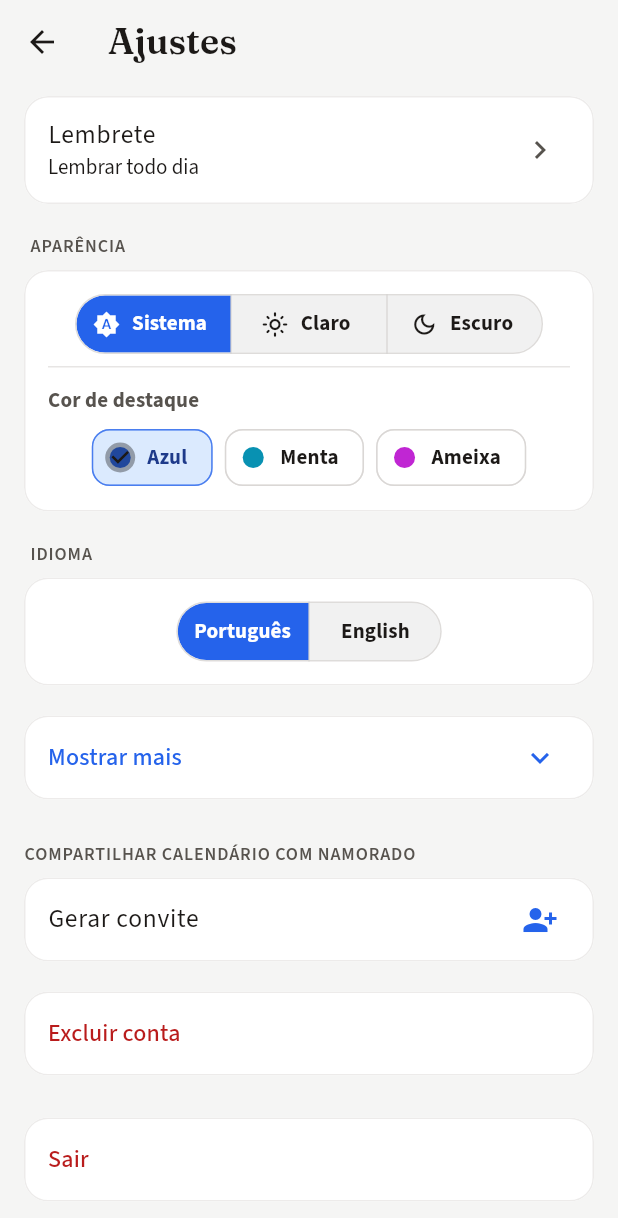
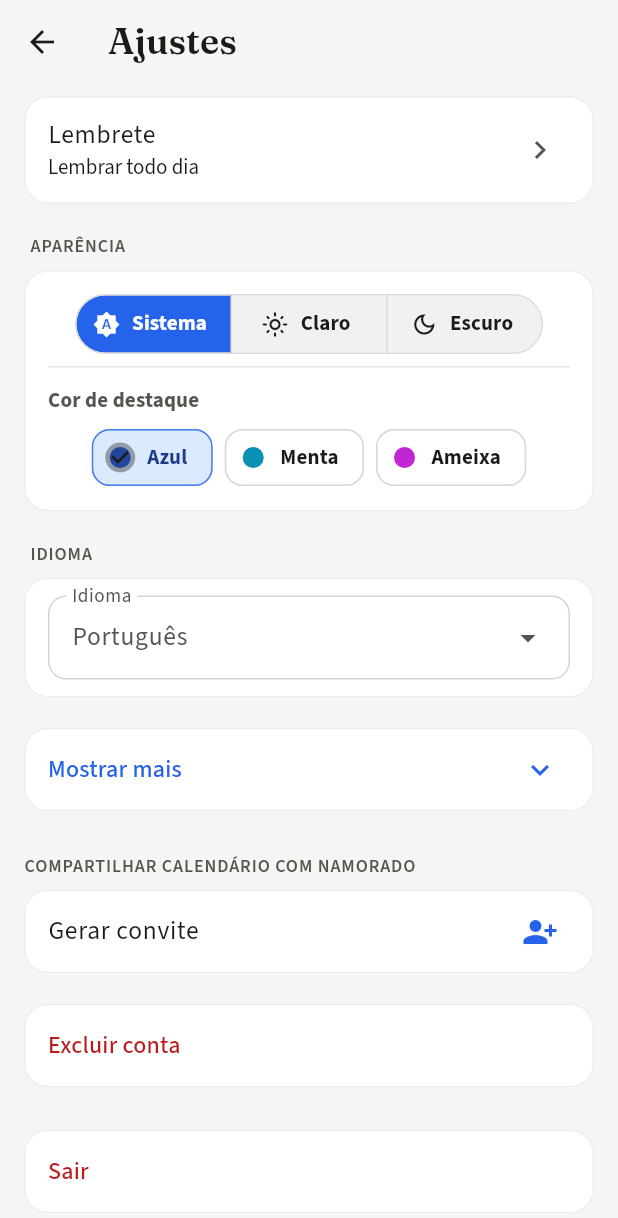
Before and after one commit to jobucaldas/217, a Flutter app: the screen it shows after launch, after a tap on the "settings" icon, on a phone screen of 412 x 824 dp. Shown: the top 1218 px of the screen. Run offline on Flutter 3.47's test engine with Material 3 defaults, Android fonts, the phone set to English and light mode, and no system bars; our stand-ins replace flutter_local_notifications, flutter_secure_storage, flutter_timezone, google_fonts, timezone; missing offline and left inert: dart:html, flutter_web_auth_2; accounts and stored records are empty; network calls fail.

Commit message:
Use DropdownMenu for language instead of segmented toggle
João wants a real language selector listing available locales,
not a Português/English segmented button row.

```diff
--- a/mobile/lib/src/screens/settings_screen.dart
+++ b/mobile/lib/src/screens/settings_screen.dart
@@ -219,22 +219,26 @@ class _SettingsPageState extends State<SettingsPage> {
           _SettingsSection(
             children: [
               Padding(
-                padding: const EdgeInsets.fromLTRB(12, 12, 12, 12),
-                child: SegmentedButton<bool>(
-                  showSelectedIcon: false,
-                  segments: [
-                    ButtonSegment(
+                padding: const EdgeInsets.fromLTRB(16, 12, 16, 12),
+                child: DropdownMenu<bool>(
+                  key: ValueKey(widget.portuguese),
+                  initialSelection: widget.portuguese,
+                  label: Text(widget.strings.language),
+                  expandedInsets: EdgeInsets.zero,
+                  dropdownMenuEntries: [
+                    DropdownMenuEntry(
                       value: true,
-                      label: Text(widget.strings.languagePortuguese),
+                      label: widget.strings.languagePortuguese,
                     ),
-                    ButtonSegment(
+                    DropdownMenuEntry(
                       value: false,
-                      label: Text(widget.strings.languageEnglish),
+                      label: widget.strings.languageEnglish,
                     ),
                   ],
-                  selected: {widget.portuguese},
-                  onSelectionChanged: (value) =>
-                      widget.onPortugueseChanged(value.first),
+                  onSelected: (value) {
+                    if (value == null) return;
+                    widget.onPortugueseChanged(value);
+                  },
                 ),
               ),
             ],
```
Also changed, not shown: 1 other file.
